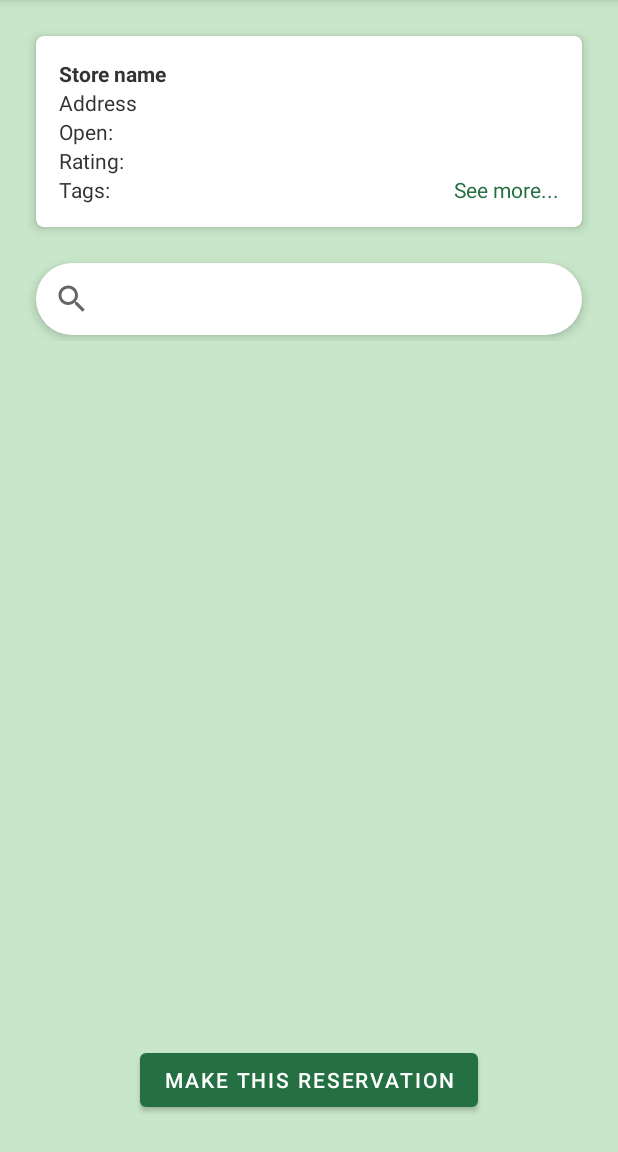
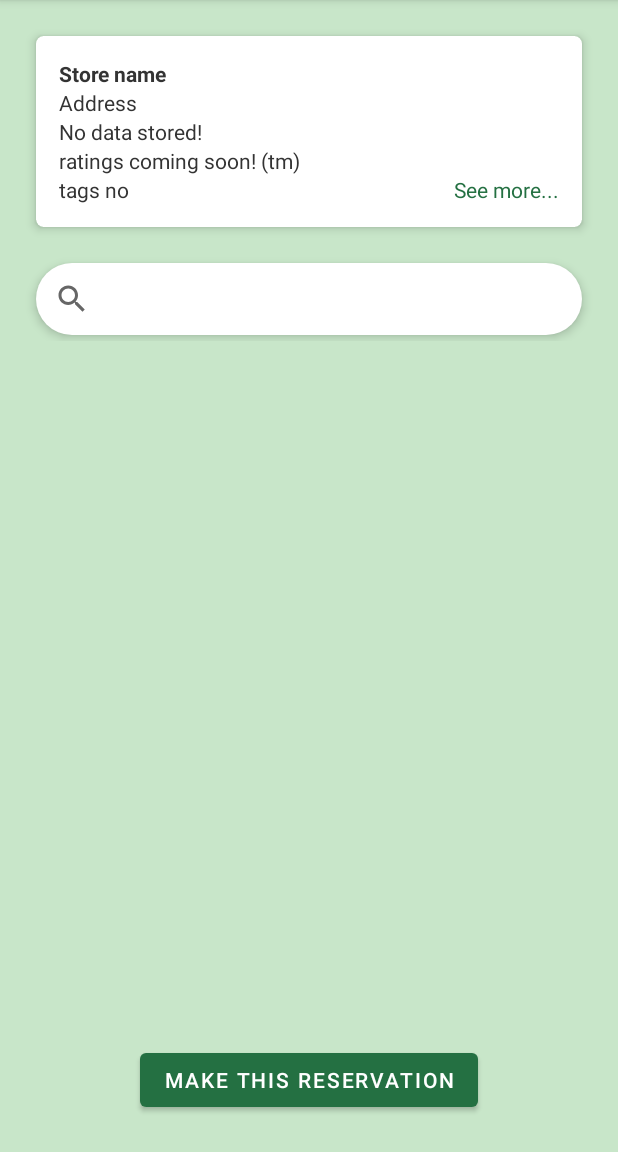
Before and after one commit to Jelmer1887/OnlyFarms, an Android app: the StoreGeneral screen opened directly, with no data from a screen before it, on a phone screen of 412 x 824 dp, the part 84-1236 px from its top. Run offline under Robolectric (Android 15) with nearby library versions, the phone set to English and light mode, and no system bars; our stand-ins replace Firebase (no records; nobody signed in at launch, a user with empty details on screens opened directly); 3 statements that could not run were skipped.

```diff
--- a/app/src/main/java/nl/tue/onlyfarms/view/StoreGeneral.java
+++ b/app/src/main/java/nl/tue/onlyfarms/view/StoreGeneral.java
@@ -1,7 +1,6 @@
 package nl.tue.onlyfarms.view;
 
 import androidx.appcompat.app.AppCompatActivity;
-import androidx.lifecycle.MutableLiveData;
 import androidx.lifecycle.ViewModelProvider;
 import androidx.recyclerview.widget.LinearLayoutManager;
 import androidx.recyclerview.widget.RecyclerView;
@@ -9,15 +8,12 @@ import androidx.recyclerview.widget.RecyclerView;
 import android.annotation.SuppressLint;
 import android.content.Intent;
 import android.os.Bundle;
-import android.os.Debug;
 import android.util.Log;
-import android.view.View;
+import android.widget.TextView;
 import android.widget.Toast;
 
 import java.util.ArrayList;
-import java.util.Calendar;
 import java.util.HashSet;
-import java.util.List;
 import java.util.Random;
 import java.util.Set;
 import java.util.UUID;
@@ -33,6 +29,12 @@ public class StoreGeneral extends AppCompatActivity {
     private static final String TAG = "StoreGeneral";
 
     private Store store;
+
+    private TextView storeNameField;
+    private TextView storeAddressField;
+    private TextView storeOpeningHoursField;
+    private TextView storeRatingField;
+    private TextView storeTagsField;
 
     private RecyclerView productListView;
     private RecyclerViewAdapterProductList adapter;
@@ -50,23 +52,32 @@ public class StoreGeneral extends AppCompatActivity {
         binding = ActivityStoreGeneralBinding.inflate(getLayoutInflater());
         setContentView(R.layout.activity_store_general);
 
-        // check if variables were restored (!= null) by savedInstanceState.
+        // check if state important variables were restored (!= null) by savedInstanceState.
         StringBuilder debug = new StringBuilder();
         if (model == null) {
             this.model = new ViewModelProvider(this).get(ProductViewModel.class);
             model.setStore(store);  // setting the store requests the product-data.
-            debug.append("\n o model = ").append(model);
         }
         if (this.store == null) {
             this.store = (Store) getIntent().getExtras().getSerializable("store");
-            debug.append("\n o store = ").append(store);
         }
         if (this.productListView == null) {
             this.productListView = findViewById(R.id.storeGeneral_recyclerview);
-            debug.append("\n o productList = ").append(productListView);
         }
 
-        Log.d(TAG, debug.toString());
+        // retrieve and set store-fields of the ui to their values.
+        // TODO: set these ID's to the correct fields (currently overwriting labels)
+        this.storeNameField = findViewById(R.id.storeGeneral_store_name);
+        this.storeAddressField = findViewById(R.id.storeGeneral_address);
+        this.storeOpeningHoursField = findViewById(R.id.storeGeneral_opening_hours);
+        this.storeRatingField = findViewById(R.id.storeGeneral_rating);
+        this.storeTagsField = findViewById(R.id.storeGeneral_tags);
+
+        storeNameField.setText(store.getName());
+        storeAddressField.setText(store.getPhysicalAddress());
+        storeOpeningHoursField.setText("No data stored!");
+        storeRatingField.setText("ratings coming soon! (tm)");
+        storeTagsField.setText("tags no");
 
         // ensure store is set in model (required to get product data from database)
         if (model.getStore().getValue() == null) {
@@ -81,6 +92,9 @@ public class StoreGeneral extends AppCompatActivity {
         // Product list configuration
         productListView.setHasFixedSize(true);
         productListView.setLayoutManager(new LinearLayoutManager(getApplicationContext()));
+
+        // Store information configuration
+
 
         // Product list initial creation
         Log.d(TAG, "Expecting data to be unavailable ( is actually: "+ model.getAllDataReceived().getValue() +"). Using empty adapter");
@@ -114,8 +128,9 @@ public class StoreGeneral extends AppCompatActivity {
             startActivity(intent);
         });
 
-        // 'make this reservation' button listener -> create a new product (TODO: replace with actual func)
+        // 'make this reservation' button listener -> create a new product
         findViewById(R.id.storeGeneral_reserve).setOnClickListener(view -> {
+            //TODO: instead of creating a new product, this button should go to make-reservation-ish screen.
             //Create new random product with random quantity
             String[] tags = new String[]{"spicey", "disgusting", "'chicken'"};
             Set<String> chosenTags = new HashSet<>();
@@ -127,11 +142,13 @@ public class StoreGeneral extends AppCompatActivity {
             Log.d(TAG, "price is now " + price);
             Product product = new Product(
                     UUID.randomUUID().toString(),
-                    store.getUid(),     // associates store with product
-                    String.valueOf(new Random().nextInt() % 200),   // this should be replaced with actual data
-                    String.valueOf(new Random().nextLong()),        // this should be replaced with actual data
-                    price,                                          // this should be replaced with actual data
-                    new ArrayList<>(chosenTags)                     // 2 or 1 tag chosen from the random list above
+                    store.getUid(),
+                    String.valueOf(new Random().nextInt() % 200),
+                    String.valueOf(new Random().nextLong()),
+                    price,
+                    (10 - generator.nextInt(5)),
+                    "Kg",
+                    new ArrayList<>(chosenTags)
             );
 
             model.UploadProduct(product).addOnCompleteListener(task -> {
--- a/app/src/main/res/layout/activity_store_general.xml
+++ b/app/src/main/res/layout/activity_store_general.xml
@@ -49,7 +49,7 @@
                     android:clipToPadding="false">
 
                     <androidx.cardview.widget.CardView
-                        android:id="@+id/cardview"
+                        android:id="@+id/storeGeneral_cardView"
                         android:layout_width="match_parent"
                         android:layout_height="wrap_content"
                         android:layout_marginStart="24dp"
@@ -132,7 +132,7 @@
                         android:elevation="4dp"
                         app:layout_constraintEnd_toEndOf="parent"
                         app:layout_constraintStart_toStartOf="parent"
-                        app:layout_constraintTop_toBottomOf="@+id/cardview"
+                        app:layout_constraintTop_toBottomOf="@+id/storeGeneral_cardView"
                         app:queryBackground="@android:color/transparent" />
 
                 </androidx.constraintlayout.widget.ConstraintLayout>
```
Also changed, not shown: app/src/main/java/nl/tue/onlyfarms/model/Product.java (+8 -1 lines), app/src/main/java/nl/tue/onlyfarms/view/client/RecyclerViewAdapterProductList.java (+37 -22 lines), app/src/main/java/nl/tue/onlyfarms/viewmodel/ProductViewModel.java (+31 -11 lines).
